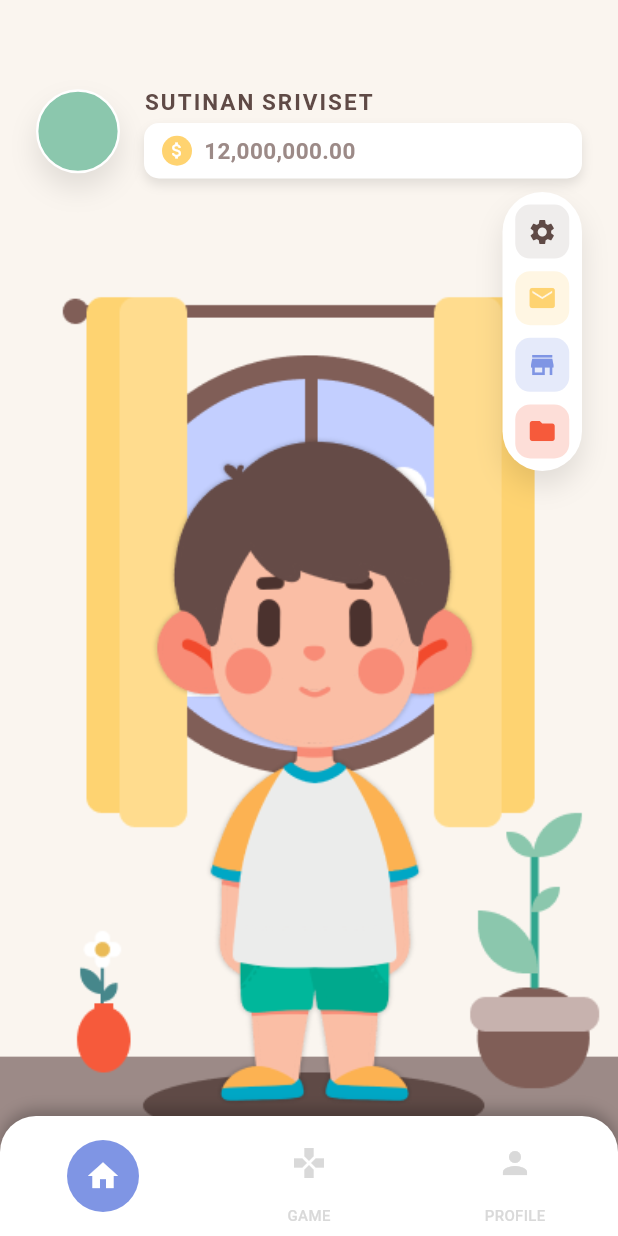
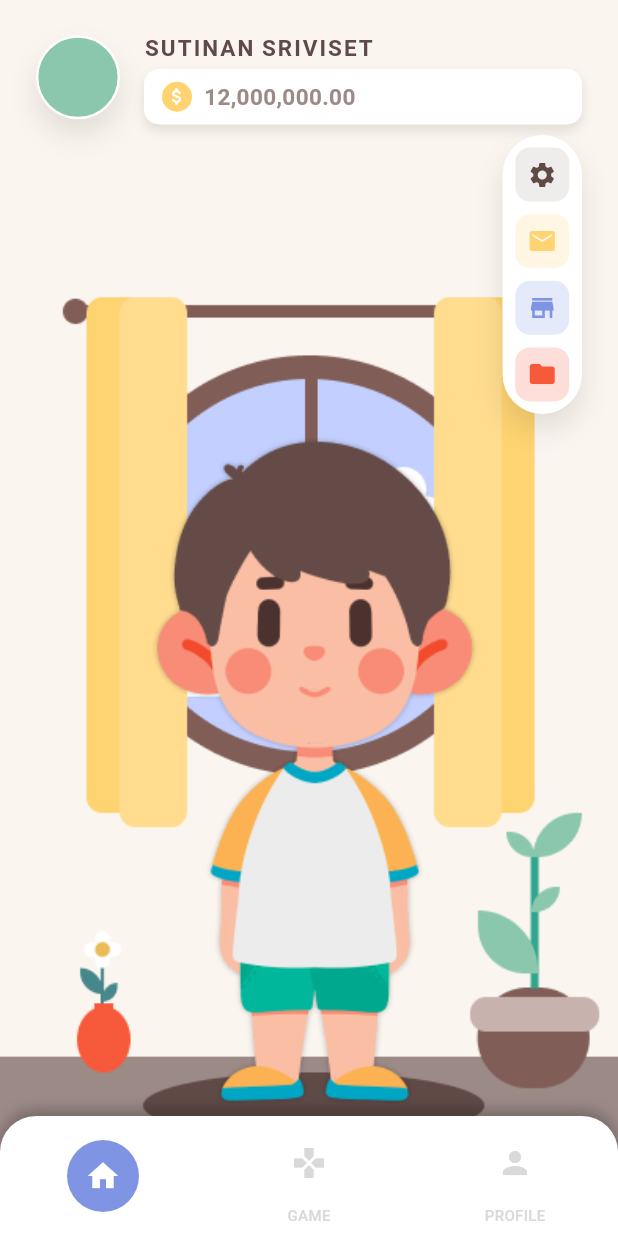
Before and after one commit to sasi385/loginpagetest, a Flutter app: the MAINHomePage screen opened directly, on a phone screen of 412 x 824 dp. Run offline on Flutter 3.47's test engine with Material 3 defaults, Android fonts, the light colour scheme and no system bars; our stand-ins replace flutter_svg, google_fonts; Roboto replaces fonts that are missing (Khula).

Commit message:
edit main_screen
จัด layout main_screen

```diff
--- a/lib/screens/main_screen.dart
+++ b/lib/screens/main_screen.dart
@@ -24,7 +24,7 @@ class MAINHomePage extends StatelessWidget {
                   children: [
                     // Top Profile Section
                     Padding(
-                      padding: const EdgeInsets.fromLTRB(24, 56, 24, 24),
+                      padding: const EdgeInsets.fromLTRB(24, 20, 24, 24),
                       child: Row(
                         children: [
                           // Profile Avatar
@@ -116,7 +116,7 @@ class MAINHomePage extends StatelessWidget {
                 // Right Sidebar
                 Positioned(
                   right: 24,
-                  top: 128,
+                  top: 90,
                   child: Container(
                     width: 53,
                     height: 186,
```
